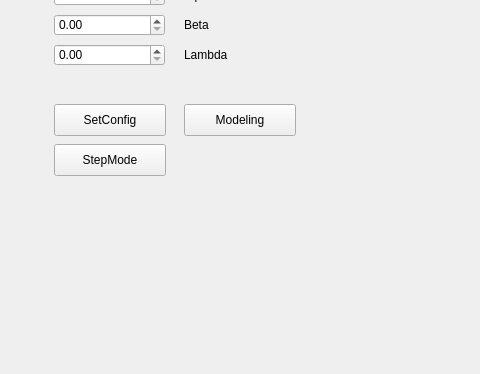
Before: the Qt Designer form mainwindow.ui in ldkars/CMO9, drawn with Qt 5; both pictures show x 176 to 656 and y 226 to 600 of the 800 by 600 pixel window.
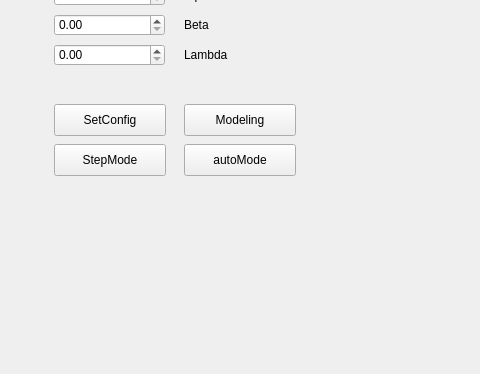
After: the same form once the commit is applied.

Diff of the .ui file:
```diff
--- a/mainwindow.ui
+++ b/mainwindow.ui
@@ -229,6 +229,19 @@
      <string>StepMode</string>
     </property>
    </widget>
+   <widget class="QPushButton" name="pushButton_3">
+    <property name="geometry">
+     <rect>
+      <x>360</x>
+      <y>370</y>
+      <width>112</width>
+      <height>32</height>
+     </rect>
+    </property>
+    <property name="text">
+     <string>autoMode</string>
+    </property>
+   </widget>
   </widget>
   <widget class="QMenuBar" name="menubar">
    <property name="geometry">
```
